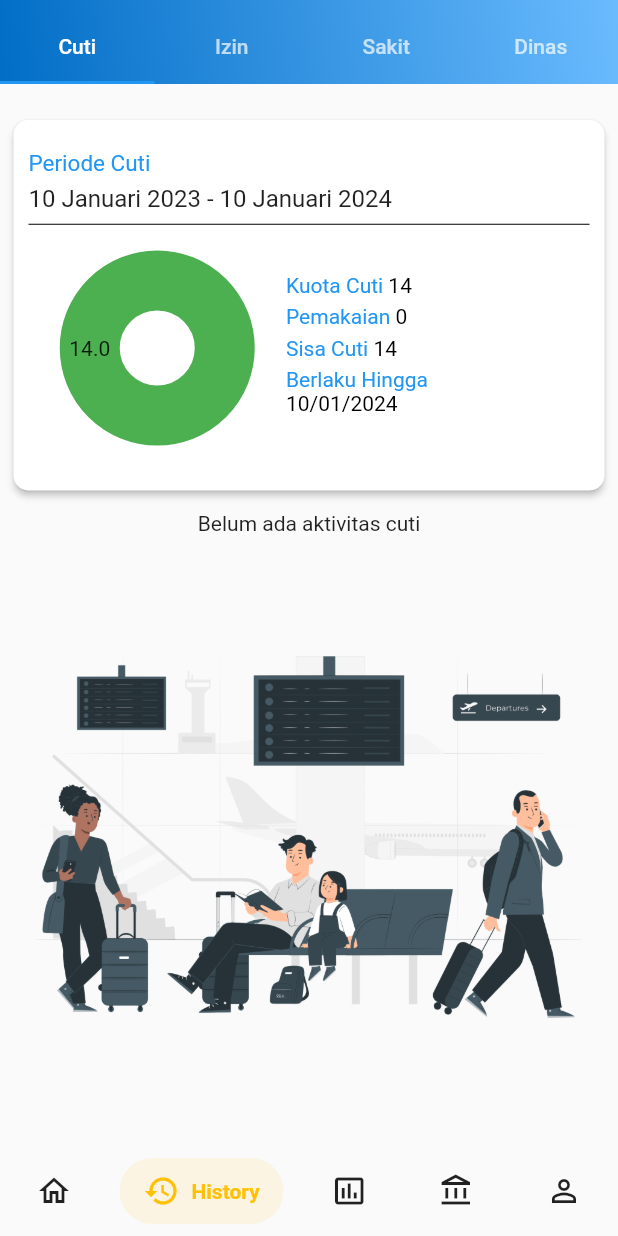
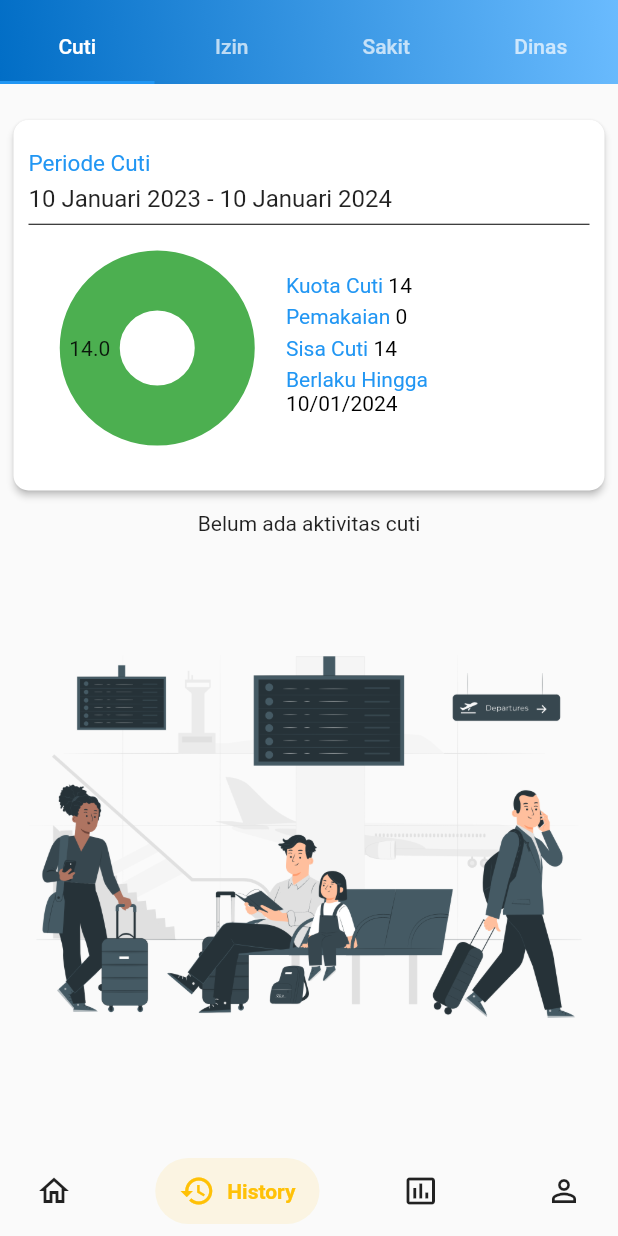
Before and after one commit to ShowMeMyCent/absensi_te, a Flutter app: the HomeView screen opened by its route, item 2 of the bottom bar chosen, on a phone screen of 412 x 824 dp. Run offline on Flutter 3.47's test engine with Material 2 defaults, Android fonts, the phone set to English and light mode, and no system bars; drawn by our look-alikes of fl_chart, salomon_bottom_bar; our stand-ins replace cloud_firestore, dropdown_search, firebase_auth, firebase_core, get, lottie and 1 more; accounts and stored records are empty; network calls fail.

```diff
--- a/lib/app/controllers/auth_controller.dart
+++ b/lib/app/controllers/auth_controller.dart
@@ -173,6 +173,10 @@ class MainController extends GetxController {
 
   void logout() async {
     await FirebaseAuth.instance.signOut();
-    Get.offAllNamed(Routes.LOGIN);
+    SharedPreferences prefs = await SharedPreferences.getInstance();
+
+    // Clear all shared preferences data
+    await prefs.clear();
+    await Get.offAllNamed(Routes.LOGIN);
   }
 }
--- a/lib/app/modules/absensi/views/absensi_view.dart
+++ b/lib/app/modules/absensi/views/absensi_view.dart
@@ -97,7 +97,7 @@ class AbsensiView extends GetView<AbsensiController> {
                                     ),
                                   ],
                                 ),
-                                SizedBox(height: 30),
+                                SizedBox(height: 25),
                                 ElevatedButton(
                                   onPressed: () {},
                                   child: Text("Clock in"),
--- a/lib/app/modules/home/controllers/home_controller.dart
+++ b/lib/app/modules/home/controllers/home_controller.dart
@@ -17,7 +17,7 @@ class HomeController extends GetxController {
     update();
   }
 
-  bottomTabBar() {
+  upTabBar() {
     if (tabIndex == 1) {
       return HisTabBar();
     } else if (tabIndex == 3) {
--- a/lib/app/modules/home/views/admin_view.dart
+++ b/lib/app/modules/home/views/admin_view.dart
@@ -24,7 +24,7 @@ class AdminView extends GetView {
           length: 4,
           child: Scaffold(
             appBar: (controller.tabIndex == 1 || controller.tabIndex == 3)
-                ? controller.bottomTabBar()
+                ? controller.upTabBar()
                 : null,
             body: IndexedStack(
               index: controller.tabIndex,
--- a/lib/app/modules/home/views/home_view.dart
+++ b/lib/app/modules/home/views/home_view.dart
@@ -1,4 +1,5 @@
 import 'package:absensi_te/app/modules/home/widgets/account_tab.dart';
+import 'package:absensi_te/app/modules/home/widgets/his_app_bar.dart';
 import 'package:absensi_te/app/modules/home/widgets/history_cuti_tab.dart';
 import 'package:absensi_te/app/modules/home/widgets/history_dinas_tab.dart';
 import 'package:absensi_te/app/modules/home/widgets/history_izin_tab.dart';
@@ -10,7 +11,6 @@ import 'package:get/get.dart';
 import 'package:salomon_bottom_bar/salomon_bottom_bar.dart';
 
 import '../controllers/home_controller.dart';
-import '../widgets/employee_tab.dart';
 import '../widgets/home_tab.dart';
 
 class HomeView extends StatelessWidget {
@@ -24,9 +24,7 @@ class HomeView extends StatelessWidget {
           initialIndex: 0,
           length: 4,
           child: Scaffold(
-            appBar: (controller.tabIndex == 1 || controller.tabIndex == 3)
-                ? controller.bottomTabBar()
-                : null,
+            appBar: (controller.tabIndex == 1) ? HisTabBar() : null,
             body: IndexedStack(
               index: controller.tabIndex,
               children: [
@@ -40,7 +38,6 @@ class HomeView extends StatelessWidget {
                   ],
                 ),
                 StatisticTab(),
-                EmployeeTab(),
                 AccountTab(),
               ],
             ),
@@ -69,13 +66,6 @@ class HomeView extends StatelessWidget {
                   selectedColor: Colors.green,
                 ),
 
-                /// Search
-                SalomonBottomBarItem(
-                  icon: const Icon(Icons.account_balance_outlined),
-                  title: const Text("Employee"),
-                  selectedColor: Colors.purple,
-                ),
-
                 /// Profile
                 SalomonBottomBarItem(
                   icon: const Icon(Icons.person_outline),
```
